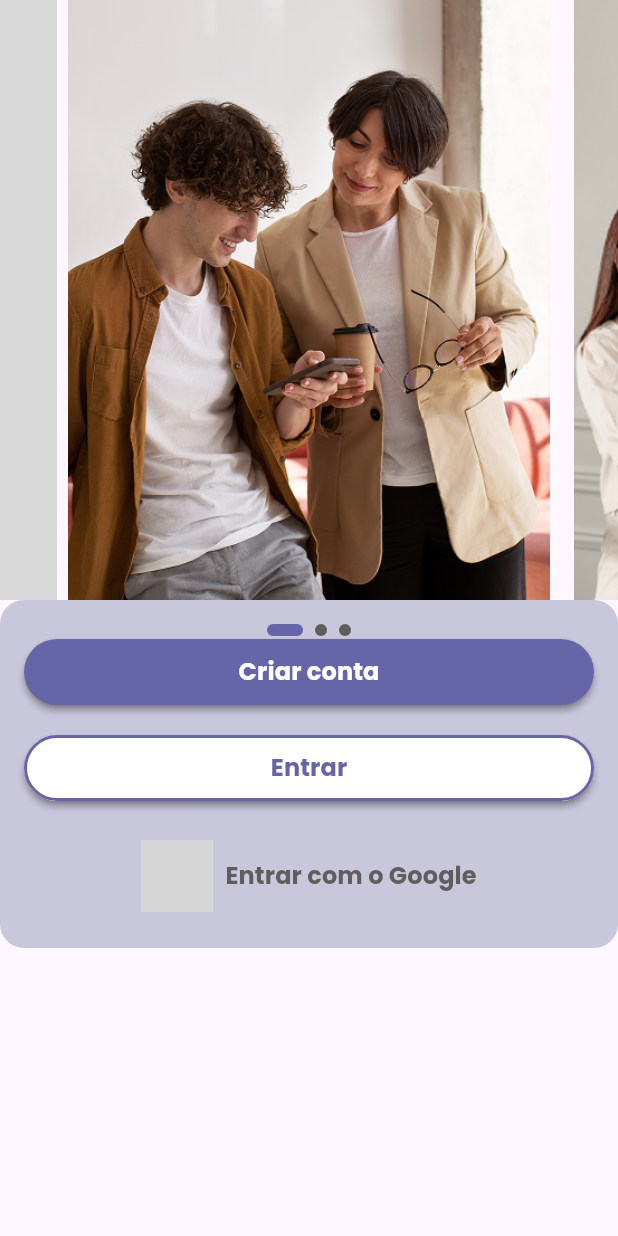
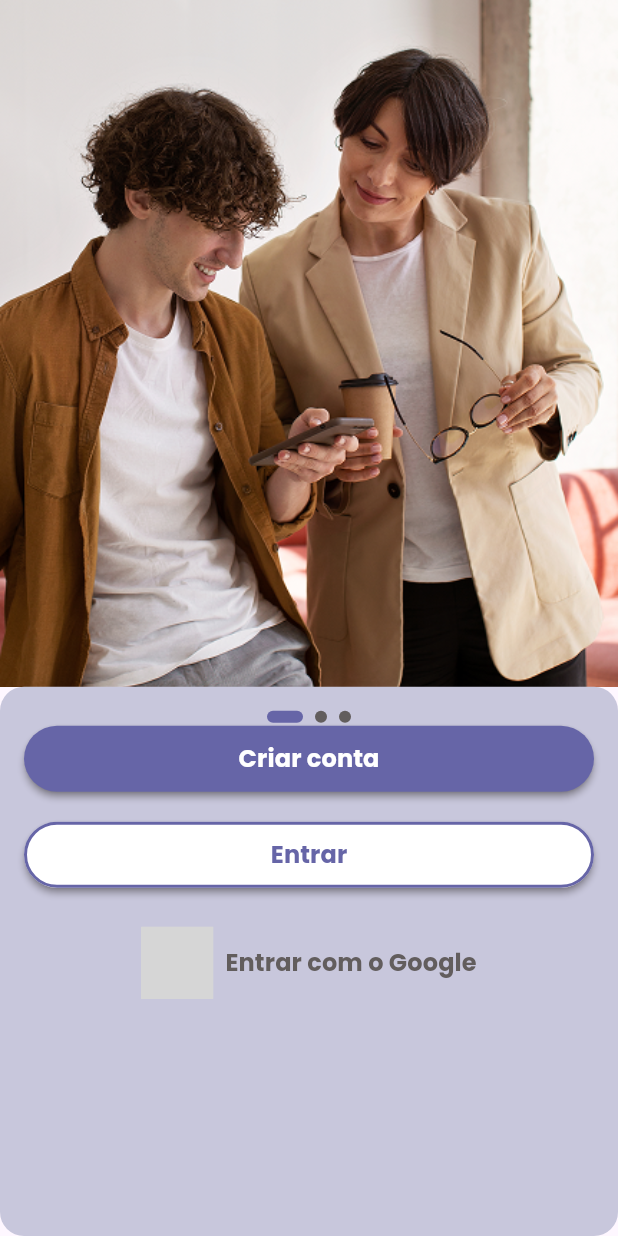
Before and after one commit to LucasPizol/app, a Flutter app: the screen it shows after launch, on a phone screen of 412 x 824 dp. Run offline on Flutter 3.47's test engine with Material 3 defaults, Android fonts, the phone set to English and light mode, and no system bars; drawn by our look-alikes of carousel_slider, smooth_page_indicator; our stand-ins replace flutter_dotenv, flutter_svg, go_router, google_fonts; grey boxes are pictures that could not be loaded.

Commit message:
HND-32 Adiciona expandeds na tela inicial e corrige o tamanho das imagens

```diff
--- a/lib/ui/intro/widgets/intro_page.dart
+++ b/lib/ui/intro/widgets/intro_page.dart
@@ -20,9 +20,12 @@ class _IntroPageState extends State<IntroPage> {
   Widget build(BuildContext context) {
     return Scaffold(
       body: Column(children: [
-        CarouselSlider(
+        Expanded(
+          flex: 5,
+          child: CarouselSlider(
             options: CarouselOptions(
-            height: 400.0,
+              height: double.infinity,
+              viewportFraction: 1.0,
               onPageChanged: (index, reason) {
                 setState(() {
                   _currentIndex = index;
@@ -37,13 +40,18 @@ class _IntroPageState extends State<IntroPage> {
                     height: MediaQuery.of(context).size.height,
                     decoration: BoxDecoration(
                         image: DecorationImage(
-                          image: AssetImage('assets/images/carousel_$i.png'))),
+                          fit: BoxFit.cover,
+                            image:
+                                AssetImage('assets/images/carousel_$i.png'))),
                   );
                 },
               );
             }).toList(),
           ),
-        Container(
+        ),
+        Expanded(
+          flex: 4,
+          child: Container(
             padding: const EdgeInsets.all(16),
             decoration: BoxDecoration(
                 color: AppColors.primary100,
@@ -59,8 +67,7 @@ class _IntroPageState extends State<IntroPage> {
                       dotWidth: 8,
                       dotHeight: 8,
                       dotColor: AppColors.grey,
-                  activeDotColor: AppColors.primary400
-                ),
+                      activeDotColor: AppColors.primary400),
                 ),
                 PrimaryButton(
                   rounded: true,
@@ -85,6 +92,7 @@ class _IntroPageState extends State<IntroPage> {
                 ),
               ],
             ),
+          ),
         )
       ]),
     );
```
Lines whose indentation alone changed are shown as unchanged.
